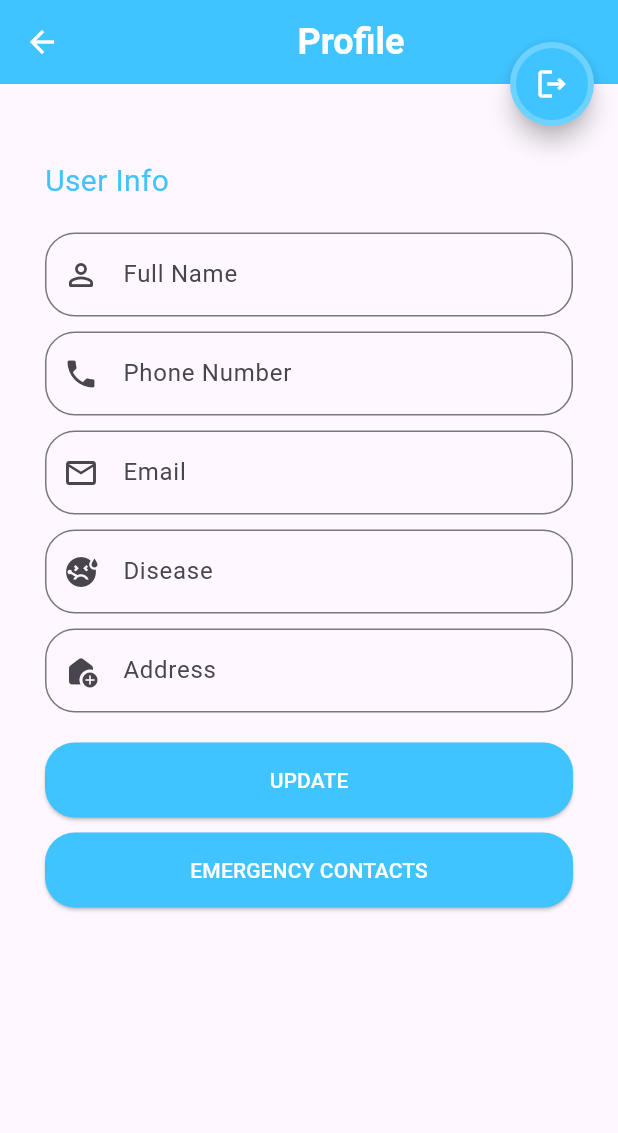
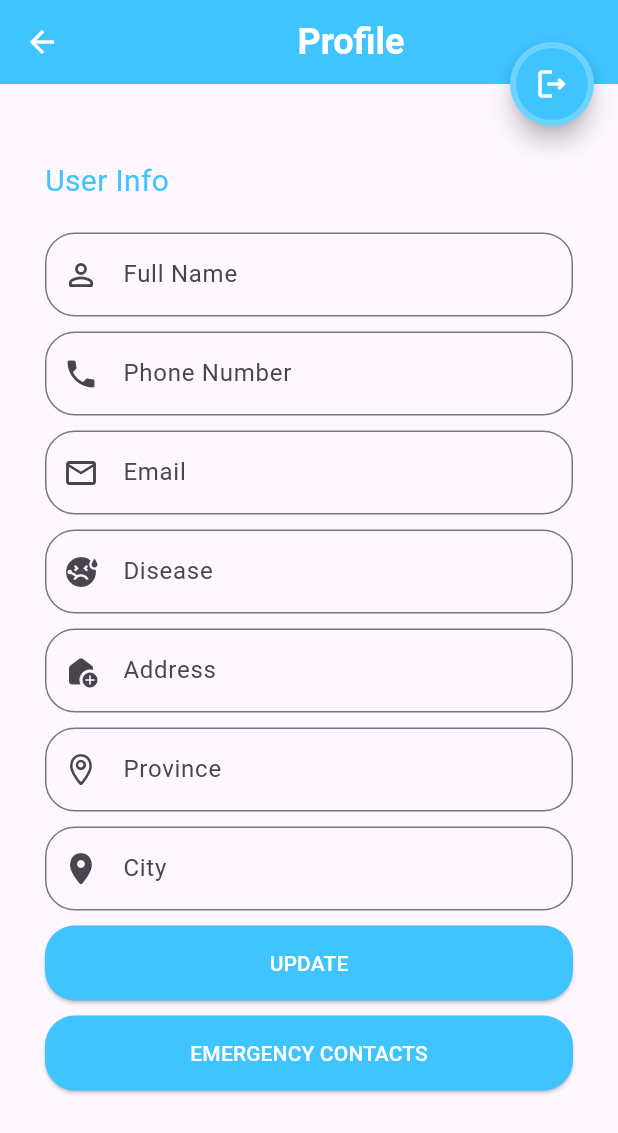
Before and after one commit to musondaAlexander/patienttracking, a Flutter app: the screen it shows once a user with an empty profile is signed in, in the side drawer, after a tap on "Profile", on a phone screen of 412 x 824 dp. Shown: the top 1133 px of the screen. Run offline on Flutter 3.47's test engine with Material 2 defaults, Android fonts, the phone set to English and light mode, and no system bars; our stand-ins replace cloud_firestore, csc_picker, firebase_auth, firebase_core, firebase_database, get and 4 more; missing offline and left inert: flutter_csc_picker; accounts and stored records are empty.

Commit message:
updated the profile update form

```diff
--- a/lib/User/screens/Profile/profile_screen_form.dart
+++ b/lib/User/screens/Profile/profile_screen_form.dart
@@ -1,9 +1,13 @@
+import 'dart:ui';
+
+import 'package:csc_picker/csc_picker.dart';
 import 'package:firebase_auth/firebase_auth.dart';
 import 'package:firebase_database/firebase_database.dart';
+import 'package:flutter/cupertino.dart';
 import 'package:flutter/material.dart';
+import 'package:flutter_csc_picker/flutter_csc_picker.dart';
 import 'package:get/get.dart';
 import 'package:patienttracking/User/controllers/session_controller.dart';
-import 'package:csc_picker/csc_picker.dart';
 
 class ProfileFormWidget extends StatefulWidget {
   const ProfileFormWidget({
@@ -17,14 +21,15 @@ class ProfileFormWidget extends StatefulWidget {
 class _ProfileFormWidgetState extends State<ProfileFormWidget> {
   DatabaseReference ref = FirebaseDatabase.instance.ref('Users');
   //  contollers for the input fields
-  final userAddressController = TextEditingController();
-  final userDiseaseController = TextEditingController();
-  final userCityController = TextEditingController();
-  final userCountryController = TextEditingController();
+  TextEditingController userAddressController = TextEditingController();
+  TextEditingController userDiseaseController = TextEditingController();
+  TextEditingController cityController = TextEditingController();
+  TextEditingController countryController = TextEditingController();
 
   // variables
-  String countryValue = "";
-  String cityValue = "";
+  dynamic countryValue;
+  dynamic stateValue;
+  dynamic cityValue;
   String address = "";
 
   @override
@@ -150,13 +155,45 @@ class _ProfileFormWidgetState extends State<ProfileFormWidget> {
                       decoration: InputDecoration(
                         prefixIcon: const Icon(Icons.add_home_rounded),
                         labelText: "Address",
-                        hintText: "Home Adrress",
+                        hintText: "Home Address",
                         border: OutlineInputBorder(
                             borderRadius: BorderRadius.circular(20)),
                       ),
                     ),
 
                     const SizedBox(height: 30 - 20),
+                    TextFormField(
+                      controller: userAddressController,
+                      // initialValue: map['email'],
+                      // enableInteractiveSelection: false,
+                      // focusNode: new AlwaysDisabledFocusNode(),
+
+                      decoration: InputDecoration(
+                        prefixIcon: const Icon(CupertinoIcons.placemark),
+                        labelText: "Province ",
+                        hintText: "Enter province e.g Copperbelt",
+                        border: OutlineInputBorder(
+                            borderRadius: BorderRadius.circular(20)),
+                      ),
+                    ),
+
+                    const SizedBox(height: 30 - 20),
+                    TextFormField(
+                      selectionHeightStyle: BoxHeightStyle.tight,
+
+                      controller: userAddressController,
+                      // initialValue: map['email'],
+                      // enableInteractiveSelection: false,
+                      // focusNode: new AlwaysDisabledFocusNode(),
+
+                      decoration: InputDecoration(
+                        prefixIcon: const Icon(CupertinoIcons.placemark_fill),
+                        labelText: "City",
+                        hintText: "Enter City e.g Ndola",
+                        border: OutlineInputBorder(
+                            borderRadius: BorderRadius.circular(20)),
+                      ),
+                    ),
                     //  Drop Down list for Country and City
 
                     const SizedBox(height: 30 - 20),
--- a/pubspec.yaml
+++ b/pubspec.yaml
@@ -46,6 +46,7 @@ dependencies:
   flutter_config: ^2.0.2
   permission_handler: ^10.3.0
   cloud_firestore: ^4.9.3
+  flutter_csc_picker: ^0.0.2
   csc_picker: ^0.2.7
 
 
```
Also changed, not shown: lib/User/screens/Profile/location_selector.dart (added, +88 -0 lines), pubspec.lock.
